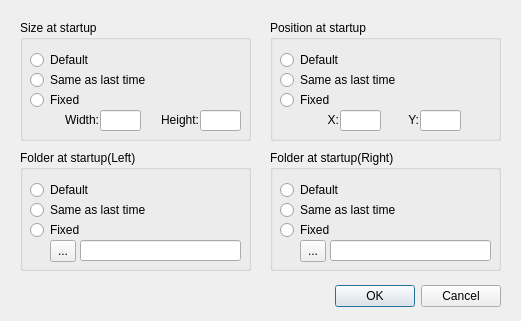
First picture: the form in optiondialog.ui, repository haraki/farman, before the edit.
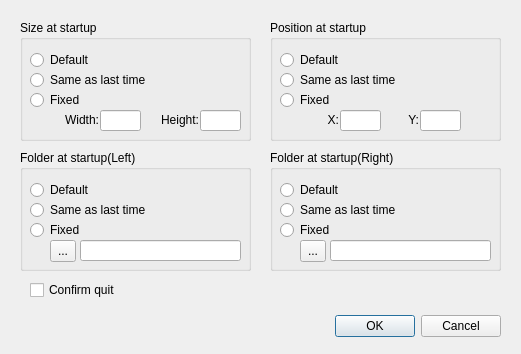
Second picture: the form after the edit.

Commit message: add "Confirm quit" to OptionDialog.

The edit to the form file:
```diff
--- a/optiondialog.ui
+++ b/optiondialog.ui
@@ -7,7 +7,7 @@
     <x>0</x>
     <y>0</y>
     <width>521</width>
-    <height>321</height>
+    <height>354</height>
    </rect>
   </property>
   <property name="windowTitle">
@@ -17,7 +17,7 @@
    <property name="geometry">
     <rect>
      <x>160</x>
-     <y>280</y>
+     <y>310</y>
      <width>341</width>
      <height>32</height>
     </rect>
@@ -387,6 +387,19 @@
     </property>
    </widget>
   </widget>
+  <widget class="QCheckBox" name="confirmQuitCheckBox">
+   <property name="geometry">
+    <rect>
+     <x>30</x>
+     <y>280</y>
+     <width>121</width>
+     <height>20</height>
+    </rect>
+   </property>
+   <property name="text">
+    <string>Confirm quit</string>
+   </property>
+  </widget>
  </widget>
  <resources/>
  <connections>
```
The commit also changes 5 other files.
